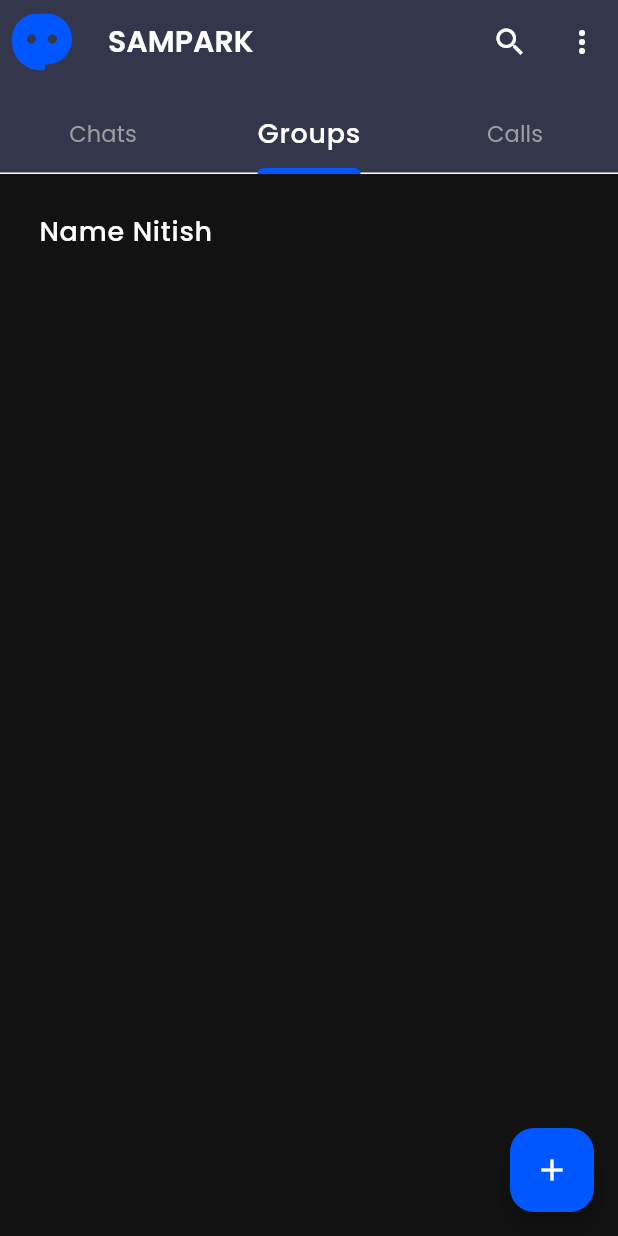
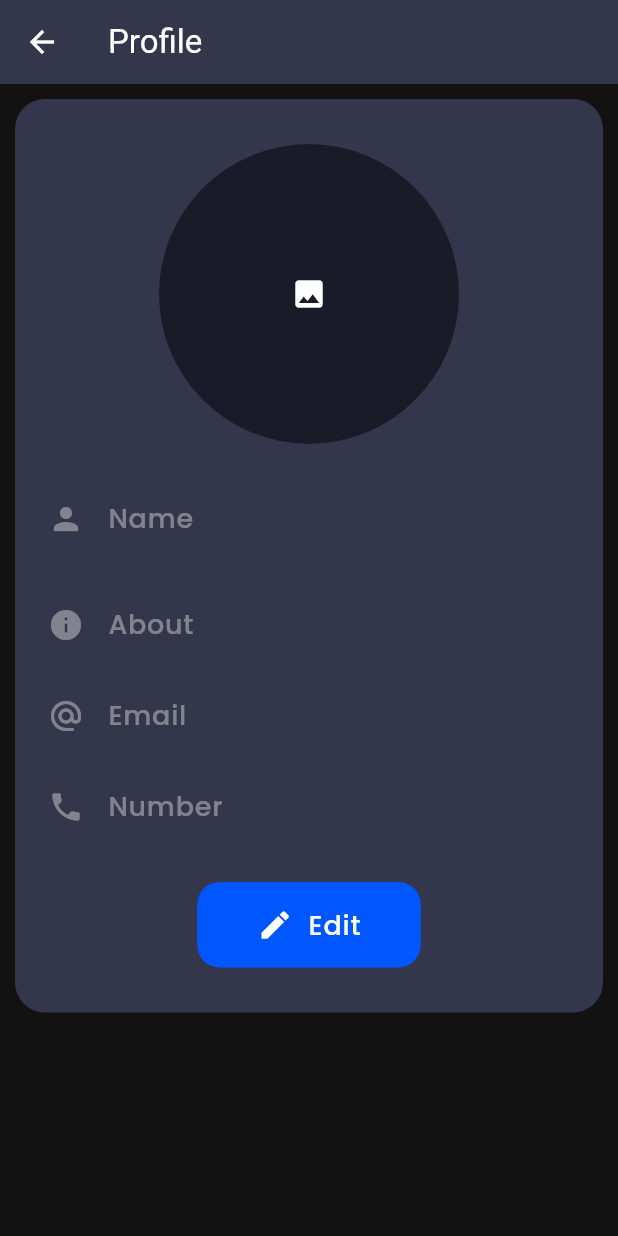
Before and after one commit to abhisinghcpr/Sampark_App_Chat_app_in_Flutter, a Flutter app: the HomePage screen opened by its route, tab 2 chosen, after a tap on the "more vert" icon, on a phone screen of 412 x 824 dp. Run offline on Flutter 3.47's test engine with Material 3 defaults, Android fonts, the phone set to English and light mode, and no system bars; our stand-ins replace cloud_firestore, firebase_auth, firebase_core, firebase_storage, flutter_svg, get and 2 more; accounts and stored records are empty; network calls fail.

Commit message:
Update Profile Page

```diff
--- a/lib/Config/PagePath.dart
+++ b/lib/Config/PagePath.dart
@@ -2,9 +2,7 @@ import 'package:get/get.dart';
 import 'package:sampark/Pages/Auth/AuthPage.dart';
 import 'package:sampark/Pages/Chat/ChatPage.dart';
 import 'package:sampark/Pages/Home/HomePage.dart';
-import 'package:sampark/Pages/UserProfile/ProfilePage.dart';
-
-import '../Pages/UserProfile/UpdateProfile.dart';
+import '../Pages/ProfilePage/ProfilePage.dart';
 
 var pagePath = [
   GetPage(
@@ -22,16 +20,14 @@ var pagePath = [
     page: () => ChatPage(),
     transition: Transition.rightToLeft,
   ),
-  // GetPage(
-  //   name: "/profilePage",
-  //   page: () => UserProfilePage(),
-  //   transition: Transition.rightToLeft,
-  // ),
+  GetPage(
+    name: "/profilePage",
+    page: () => ProfilePage(),
+    transition: Transition.rightToLeft,
+  ),
   // GetPage(
   //   name: "/updateProfilePage",
   //   page: () => UserUpdateProfile(),
   //   transition: Transition.rightToLeft,
   // ),
-
-
 ];
--- /dev/null
+++ b/lib/Controller/ImagePicker.dart
@@ -0,0 +1,15 @@
+import 'package:get/get.dart';
+import 'package:image_picker/image_picker.dart';
+
+class ImagePickerController extends GetxController {
+  final ImagePicker picker = ImagePicker();
+
+  Future<String> pickImage() async {
+    final XFile? image = await picker.pickImage(source: ImageSource.gallery);
+    if (image != null) {
+      return image.path;
+    } else {
+      return "";
+    }
+  }
+}
--- a/lib/Model/UserMode.dart
+++ b/lib/Model/UserMode.dart
@@ -5,8 +5,12 @@ class UserModel {
   String? email;
   String? profileImage;
   String? phoneNumber;
+  String? about;
+  String? createdAt;
+  String? lastOnlineStatus;
+  String? status;
 
-  UserModel({this.id, this.name, this.email, this.profileImage, this.phoneNumber});
+  UserModel({this.id, this.name, this.email, this.profileImage, this.phoneNumber, this.about, this.createdAt, this.lastOnlineStatus, this.status});
 
   UserModel.fromJson(Map<String, dynamic> json) {
     id = json["id"];
@@ -14,6 +18,10 @@ class UserModel {
     email = json["email"];
     profileImage = json["profileImage"];
     phoneNumber = json["phoneNumber"];
+    about = json["About"];
+    createdAt = json["CreatedAt"];
+    lastOnlineStatus = json["LastOnlineStatus"];
+    status = json["Status"];
   }
 
   Map<String, dynamic> toJson() {
@@ -23,6 +31,10 @@ class UserModel {
     _data["email"] = email;
     _data["profileImage"] = profileImage;
     _data["phoneNumber"] = phoneNumber;
+    _data["About"] = about;
+    _data["CreatedAt"] = createdAt;
+    _data["LastOnlineStatus"] = lastOnlineStatus;
+    _data["Status"] = status;
     return _data;
   }
 }
--- a/lib/Pages/Home/HomePage.dart
+++ b/lib/Pages/Home/HomePage.dart
@@ -2,8 +2,10 @@ import 'package:flutter/material.dart';
 import 'package:flutter_svg/svg.dart';
 import 'package:get/get.dart';
 import 'package:sampark/Config/Images.dart';
+import 'package:sampark/Controller/ImagePicker.dart';
 import 'package:sampark/Pages/Home/Widget/ChatsList.dart';
 import 'package:sampark/Pages/Home/Widget/TabBar.dart';
+import 'package:sampark/Pages/ProfilePage/ProfilePage.dart';
 
 import '../../Config/Strings.dart';
 import '../../Controller/ProfileController.dart';
@@ -20,6 +22,9 @@ class _HomePageState extends State<HomePage> with TickerProviderStateMixin {
   Widget build(BuildContext context) {
     TabController tabController = TabController(length: 3, vsync: this);
     ProfileController profileController = Get.put(ProfileController());
+
+    ImagePickerController imagePickerController =
+        Get.put(ImagePickerController());
     return Scaffold(
       appBar: AppBar(
         backgroundColor: Theme.of(context).colorScheme.primaryContainer,
@@ -35,14 +40,17 @@ class _HomePageState extends State<HomePage> with TickerProviderStateMixin {
         ),
         actions: [
           IconButton(
-            onPressed: () {},
+            onPressed: () {
+              imagePickerController.pickImage();
+            },
             icon: Icon(
               Icons.search,
             ),
           ),
           IconButton(
             onPressed: () {
-              Get.toNamed("/profilePage");
+              // Get.toNamed("/profilePage");
+              Get.to(ProfilePage());
             },
             icon: Icon(
               Icons.more_vert,
--- /dev/null
+++ b/lib/Pages/ProfilePage/ProfilePage.dart
@@ -0,0 +1,207 @@
+import 'dart:io';
+
+import 'package:flutter/foundation.dart';
+import 'package:flutter/material.dart';
+import 'package:get/get.dart';
+import 'package:sampark/Controller/ImagePicker.dart';
+import 'package:sampark/Controller/ProfileController.dart';
+import 'package:sampark/Widget/PrimaryButton.dart';
+
+class ProfilePage extends StatelessWidget {
+  const ProfilePage({super.key});
+
+  @override
+  Widget build(BuildContext context) {
+    RxBool isEdit = false.obs;
+    ProfileController profileController = Get.put(ProfileController());
+    TextEditingController name =
+        TextEditingController(text: profileController.currentUser.value.name);
+    TextEditingController email =
+        TextEditingController(text: profileController.currentUser.value.email);
+    TextEditingController phone = TextEditingController(
+        text: profileController.currentUser.value.phoneNumber);
+    TextEditingController about =
+        TextEditingController(text: profileController.currentUser.value.about);
+    ImagePickerController imagePickerController =
+        Get.put(ImagePickerController());
+    RxString imagePath = "".obs;
+    return Scaffold(
+      appBar: AppBar(
+        title: Text("Profile"),
+      ),
+      body: Padding(
+        padding: const EdgeInsets.all(10),
+        child: ListView(
+          children: [
+            Container(
+              padding: EdgeInsets.all(10),
+              // height: 300,
+              decoration: BoxDecoration(
+                color: Theme.of(context).colorScheme.primaryContainer,
+                borderRadius: BorderRadius.circular(20),
+              ),
+              child: Row(
+                children: [
+                  Expanded(
+                    child: Column(
+                      children: [
+                        SizedBox(height: 20),
+                        Row(
+                          mainAxisAlignment: MainAxisAlignment.center,
+                          children: [
+                            Obx(
+                              () => isEdit.value
+                                  ? InkWell(
+                                      onTap: () async {
+                                        imagePath.value =
+                                            await imagePickerController
+                                                .pickImage();
+                                        print("Image Picked" + imagePath.value);
+                                      },
+                                      child: Container(
+                                        height: 200,
+                                        width: 200,
+                                        decoration: BoxDecoration(
+                                          color: Theme.of(context)
+                                              .colorScheme
+                                              .background,
+                                          borderRadius:
+                                              BorderRadius.circular(100),
+                                        ),
+                                        child: imagePath.value == ""
+                                            ? Icon(
+                                                Icons.add,
+                                              )
+                                            : ClipRRect(
+                                                borderRadius:
+                                                    BorderRadius.circular(100),
+                                                child: Image.file(
+                                                  File(imagePath.value),
+                                                  fit: BoxFit.cover,
+                                                ),
+                                              ),
+                                      ),
+                                    )
+                                  : Container(
+                                      height: 200,
+                                      width: 200,
+                                      decoration: BoxDecoration(
+                                        color: Theme.of(context)
+                                            .colorScheme
+                                            .background,
+                                        borderRadius:
+                                            BorderRadius.circular(100),
+                                      ),
+                                      child: profileController.currentUser.value
+                                                  .profileImage ==
+                                              ""
+                                          ? Icon(
+                                              Icons.image,
+                                            )
+                                          : ClipRRect(
+                                              borderRadius:
+                                                  BorderRadius.circular(100),
+                                              child: Image.network(
+                                                profileController.currentUser
+                                                    .value.profileImage!,
+                                                fit: BoxFit.cover,
+                                              ),
+                                            ),
+                                    ),
+                            )
+                          ],
+                        ),
+                        SizedBox(height: 20),
+                        Obx(
+                          () => TextField(
+                            controller: name,
+                            enabled: isEdit.value,
+                            decoration: InputDecoration(
+                              filled: isEdit.value,
+                              labelText: "Name",
+                              prefixIcon: Icon(
+                                Icons.person,
+                              ),
+                            ),
+                          ),
+                        ),
+                        SizedBox(height: 10),
+                        Obx(
+                          () => TextField(
+                            controller: about,
+                            enabled: isEdit.value,
+                            decoration: InputDecoration(
+                              filled: isEdit.value,
+                              labelText: "About",
+                              prefixIcon: Icon(
+                                Icons.info,
+                              ),
+                            ),
+                          ),
+                        ),
+                        TextField(
+                          controller: email,
+                          enabled: false,
+                          decoration: InputDecoration(
+                            filled: isEdit.value,
+                            labelText: "Email",
+                            prefixIcon: Icon(
+                              Icons.alternate_email,
+                            ),
+                          ),
+                        ),
+                        Obx(
+                          () => TextField(
+                            controller: phone,
+                            enabled: isEdit.value,
+                            decoration: InputDecoration(
+                              filled: isEdit.value,
+                              labelText: "Number",
+                              prefixIcon: Icon(
+                                Icons.phone,
+                              ),
+                            ),
+                          ),
+                        ),
+                        SizedBox(height: 20),
+                        Row(
+                          mainAxisAlignment: MainAxisAlignment.center,
+                          children: [
+                            Obx(
+                              () => isEdit.value
+                                  ? PrimaryButton(
+                                      btnName: "Save",
+                                      icon: Icons.save,
+                                      ontap: () async {
+                                        await profileController.updateProfile(
+                                          imagePath.value,
+                                          name.text,
+                                          about.text,
+                                          phone.text,
+                                        );
+                                        isEdit.value = false;
+                                      },
+                                    )
+                                  : PrimaryButton(
+                                      btnName: "Edit",
+                                      icon: Icons.edit,
+                                      ontap: () {
+                                        isEdit.value = true;
+                                      },
+                                    ),
+                            )
+                          ],
+                        ),
+                        SizedBox(height: 20),
+                      ],
+                    ),
+                  )
+                ],
+              ),
+            )
+          ],
+        ),
+      ),
+    );
+  }
+}
--- a/pubspec.yaml
+++ b/pubspec.yaml
@@ -41,6 +41,8 @@ dependencies:
   firebase_core: ^2.25.4 # For Firebase
   firebase_auth: ^4.17.4 # For Firebase Authentication
   cloud_firestore: ^4.15.4 # For Cloud Firestore
+  image_picker: ^1.0.7
+  firebase_storage: ^11.6.5
 dev_dependencies:
   flutter_test:
     sdk: flutter
```
Also changed, not shown: lib/Controller/ProfileController.dart (+47 -1 lines), pubspec.lock, 5 other files.
